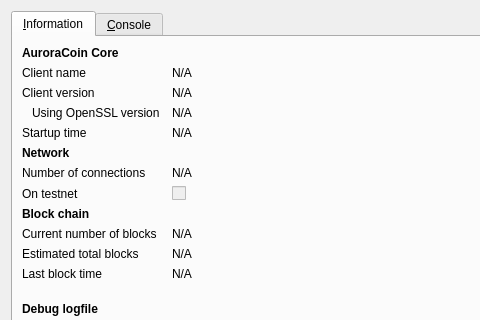
Before: the Qt Designer form src/qt/forms/rpcconsole.ui in adrixcx/netpln-project, drawn with Qt 5; both pictures show x 0 to 480 and y 0 to 320 of the 740 by 450 pixel window.
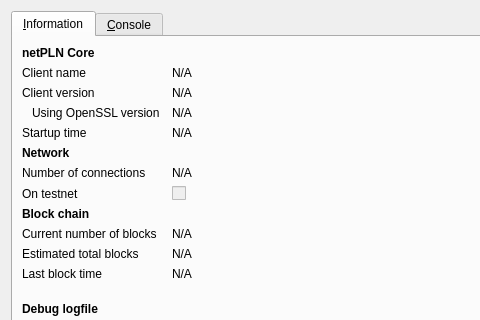
After: the same form once the commit is applied. Icons and pictures are not drawn.

Patch:
```diff
--- a/src/qt/forms/rpcconsole.ui
+++ b/src/qt/forms/rpcconsole.ui
@@ -36,7 +36,7 @@
           </font>
          </property>
          <property name="text">
-          <string>AuroraCoin Core</string>
+          <string>netPLN Core</string>
          </property>
         </widget>
        </item>
```
Left out of the diff: 6 changed lines with no effect on the pictures.
